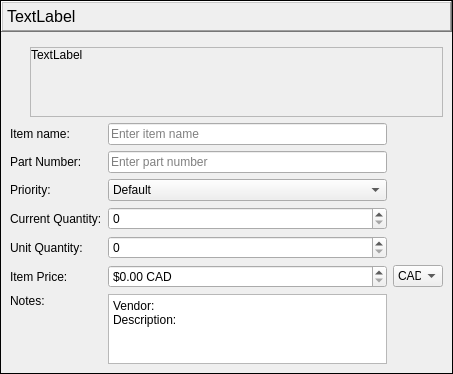
This is ui/add_item_dialog.ui in TheCodingJsoftware/Invigo as Qt 5 draws it before an edit. The edited form follows.
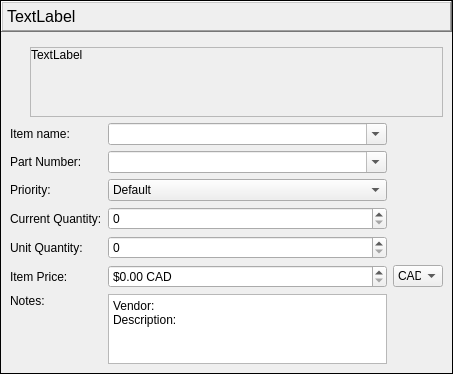
This is the edited form.

Diff of the .ui file:
```diff
--- a/ui/add_item_dialog.ui
+++ b/ui/add_item_dialog.ui
@@ -180,13 +180,6 @@
         </item>
         <item>
          <layout class="QGridLayout" name="gridLayout" columnminimumwidth="0,0,0,0">
-          <item row="1" column="2">
-           <widget class="QLineEdit" name="lineEdit_part_number">
-            <property name="placeholderText">
-             <string>Enter part number</string>
-            </property>
-           </widget>
-          </item>
           <item row="5" column="2">
            <widget class="QDoubleSpinBox" name="doubleSpinBox_price">
             <property name="prefix">
@@ -316,13 +309,6 @@
             </property>
            </widget>
           </item>
-          <item row="0" column="2">
-           <widget class="QLineEdit" name="lineEdit_name">
-            <property name="placeholderText">
-             <string>Enter item name</string>
-            </property>
-           </widget>
-          </item>
           <item row="5" column="3">
            <widget class="QComboBox" name="comboBox_exchange_price">
             <property name="sizePolicy">
@@ -352,6 +338,20 @@
             </item>
            </widget>
           </item>
+          <item row="1" column="2">
+           <widget class="QComboBox" name="lineEdit_part_number">
+            <property name="editable">
+             <bool>true</bool>
+            </property>
+           </widget>
+          </item>
+          <item row="0" column="2">
+           <widget class="QComboBox" name="lineEdit_name">
+            <property name="editable">
+             <bool>true</bool>
+            </property>
+           </widget>
+          </item>
          </layout>
         </item>
         <item>
```
